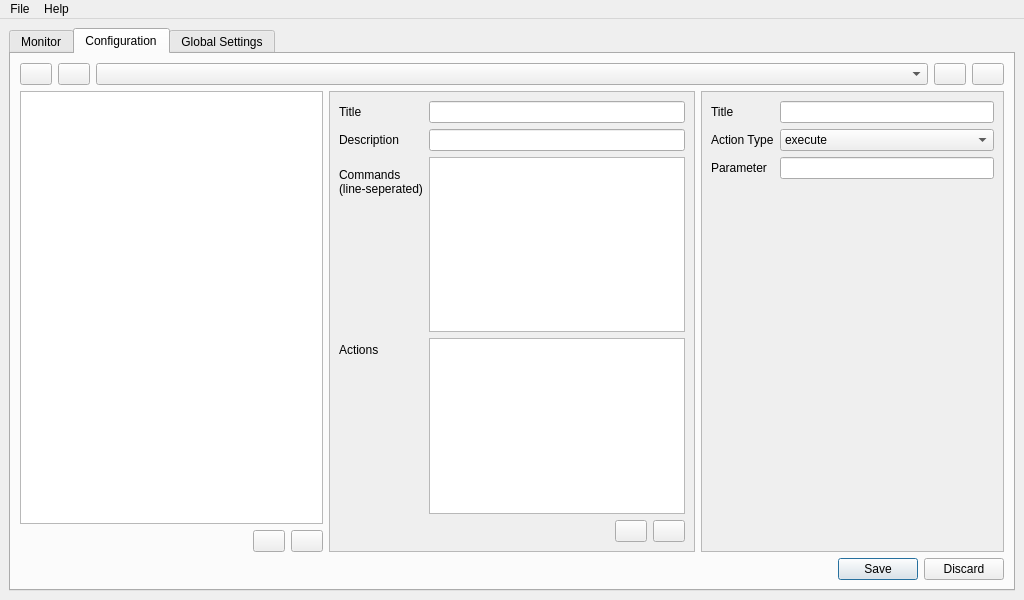
Above: ui/manager.ui from nalquas/vokey before the change. Below: the same form after it.
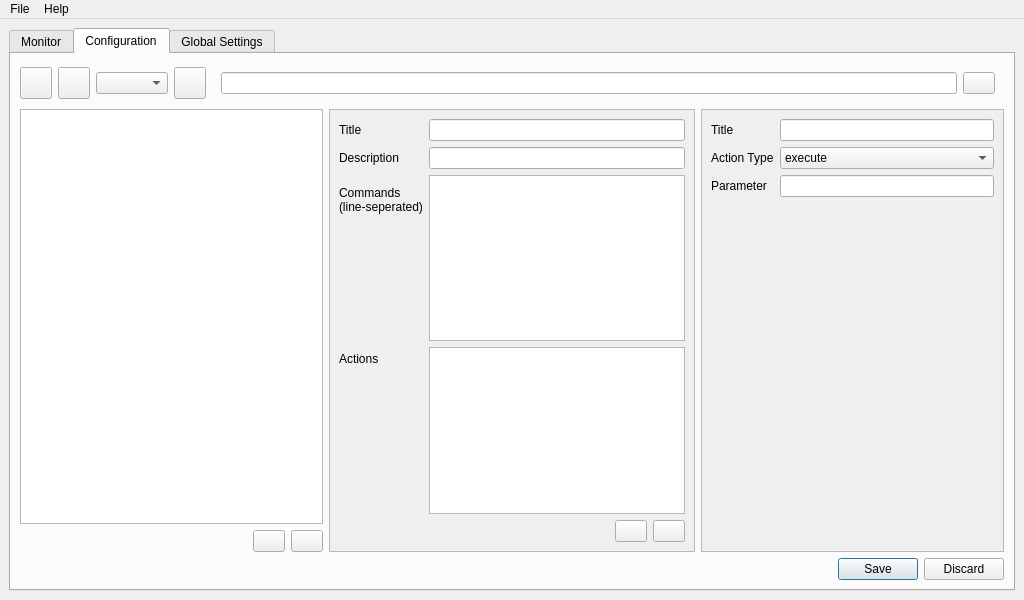
That is the form after the change. The open tabs and pages were chosen to show the change. Icons and pictures are not drawn.

Commit message: Create new profiles from GUI

Diff of the .ui file:
```diff
--- a/ui/manager.ui
+++ b/ui/manager.ui
@@ -249,7 +249,17 @@
            </widget>
           </item>
           <item>
-           <widget class="QPushButton" name="pushButton_remove_profile">
+           <widget class="QWidget" name="horizontalWidget_add_profile" native="true">
+            <layout class="QHBoxLayout" name="horizontalLayout_add_profile">
+             <item>
+              <widget class="QLineEdit" name="lineEdit_add_profile">
+               <property name="toolTip">
+                <string>&lt;html&gt;&lt;head/&gt;&lt;body&gt;&lt;p&gt;Filename for the new profile&lt;/p&gt;&lt;/body&gt;&lt;/html&gt;</string>
+               </property>
+              </widget>
+             </item>
+             <item>
+              <widget class="QPushButton" name="pushButton_add_profile_confirm">
             <property name="maximumSize">
              <size>
               <width>32</width>
@@ -266,6 +276,9 @@
              <iconset theme="list-remove">
               <normaloff>.</normaloff>.</iconset>
             </property>
+              </widget>
+             </item>
+            </layout>
            </widget>
           </item>
          </layout>
@@ -375,7 +388,7 @@
                <x>0</x>
                <y>0</y>
                <width>370</width>
-               <height>425</height>
+               <height>413</height>
               </rect>
              </property>
              <layout class="QFormLayout" name="formLayout_3">
@@ -526,7 +539,7 @@
                <x>0</x>
                <y>0</y>
                <width>298</width>
-               <height>425</height>
+               <height>413</height>
               </rect>
              </property>
              <layout class="QFormLayout" name="formLayout">
```
Left out of the diff: 11 changed lines with no effect on the pictures. Lines whose indentation alone changed are shown as unchanged. The commit also changes 2 other files.
